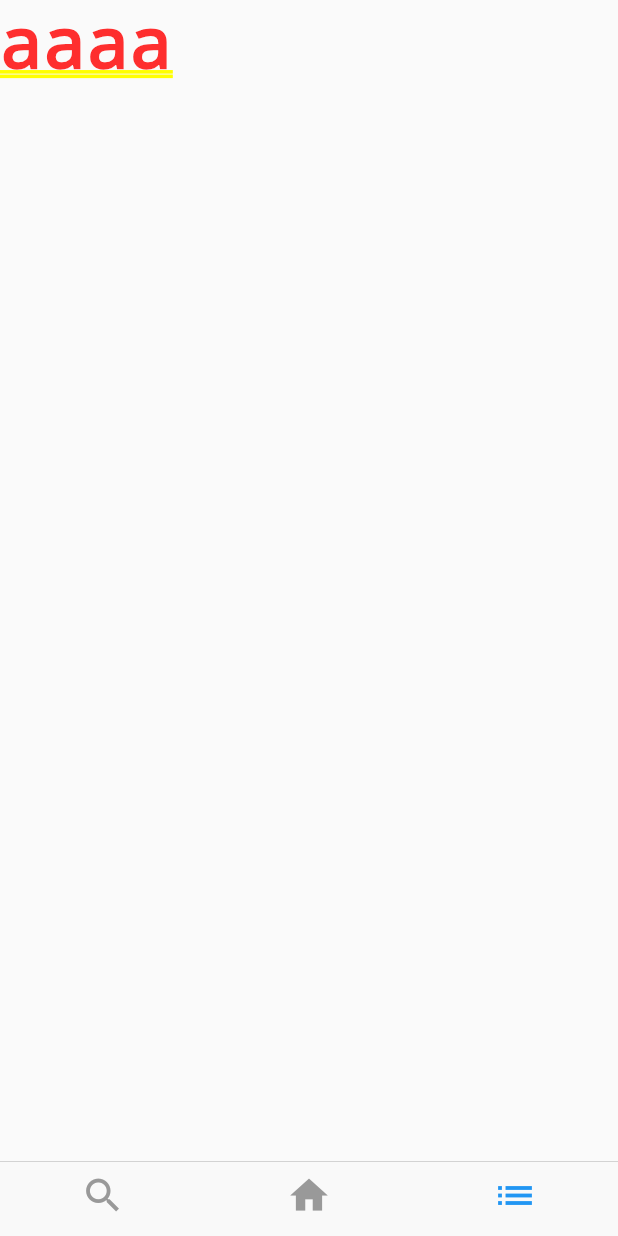
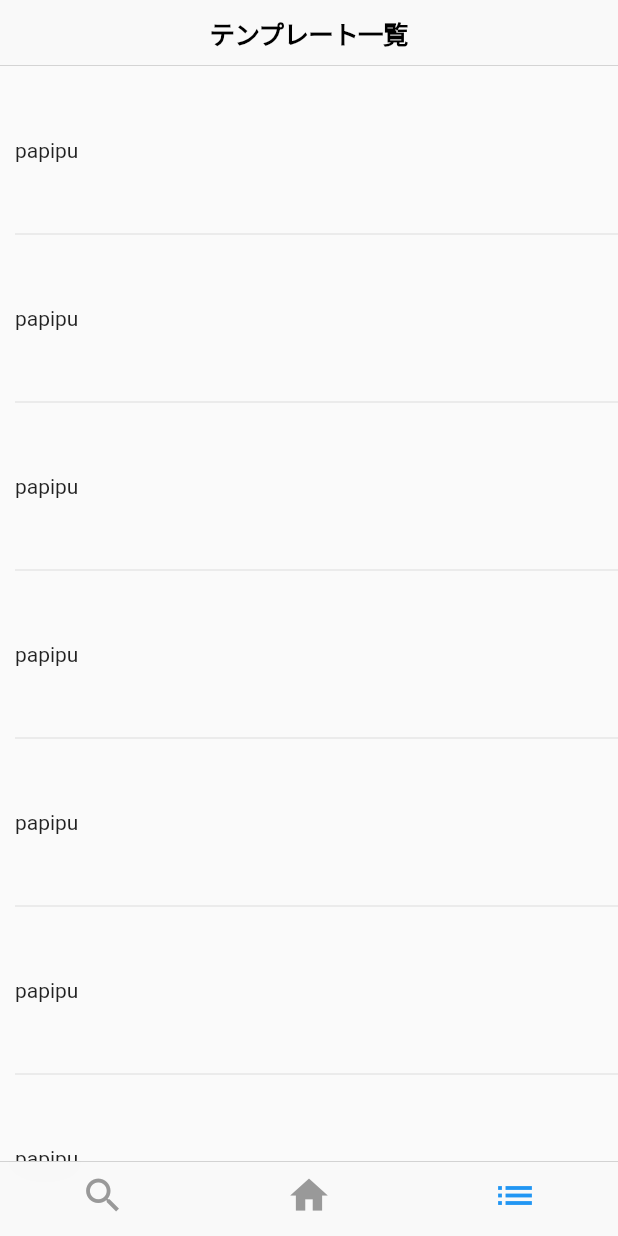
Before and after one commit to NUTMEG-hackathon/baby-step-mobile-app, a Flutter app: the screen it shows after launch, item 3 of the bottom bar chosen, on a phone screen of 412 x 824 dp. Run offline on Flutter 3.47's test engine with Material 2 defaults, Android fonts, the light colour scheme and no system bars; our stand-ins replace flutter_riverpod, freezed_annotation, hooks_riverpod, state_notifier; missing offline and left inert: simple_logger, swipebuttonflutter.

Commit message:
[add] template_list_page.dart

```diff
--- /dev/null
+++ b/lib/pages/templates_list_page/templates_list_page.dart
@@ -0,0 +1,61 @@
+import 'package:flutter/cupertino.dart';
+import 'package:flutter/material.dart';
+import 'package:hooks_riverpod/hooks_riverpod.dart';
+import 'package:baby_step_up_app/model/model.dart';
+import 'package:baby_step_up_app/widgets/widgets.dart';
+
+
+class TemplatesListPage extends StatelessWidget {
+  const TemplatesListPage({Key? key}) : super(key: key);
+
+  @override
+  Widget build(BuildContext context) {
+    return const Scaffold(
+      appBar: CupertinoNavigationBar(
+        middle: Text('テンプレート一覧'),
+      ),
+      body: _TemplateListView(),
+    );
+  }
+}
+
+class _TemplateListView extends ConsumerWidget {
+  const _TemplateListView();
+
+  @override
+  Widget build(BuildContext context, WidgetRef ref) {
+    final isLoading = false;
+
+    return isLoading ? const Center(child: CircularProgressIndicator()) : ListView.builder(
+      padding: const EdgeInsets.symmetric(vertical: 8),
+      itemCount: 7,
+      itemBuilder: (_, index) => _Tile(id: index,)
+    );
+  }
+}
+
+class _Tile extends ConsumerWidget {
+  _Tile({
+    required this.id,
+  }) : super(key: ValueKey(id));
+
+  final int id;
+
+  @override
+  Widget build(BuildContext context, WidgetRef ref) {
+    return Column(crossAxisAlignment: CrossAxisAlignment.stretch,
+    children: [
+      Container(
+        padding: const EdgeInsets.symmetric(horizontal: 10),
+        height: 96,
+        child: Row(
+          children: [
+            Text('papipu')
+          ],
+        ),
+      ),
+      const Divider(indent: 10)
+    ],
+    );
+  }
+}
--- a/lib/providers/tab_type.dart
+++ b/lib/providers/tab_type.dart
@@ -3,7 +3,7 @@ import 'package:hooks_riverpod/hooks_riverpod.dart';
 final tabTypeProvider = StateProvider<TabType>((ref) => TabType.main);
 
 enum TabType {
+  search,
   main,
-  search,
   list
 }
--- a/lib/widgets/bottom_navigation_bar.dart
+++ b/lib/widgets/bottom_navigation_bar.dart
@@ -1,3 +1,4 @@
+import 'package:baby_step_up_app/pages/templates_list_page/templates_list_page.dart';
 import 'package:flutter/cupertino.dart';
 import 'package:flutter/material.dart';
 import 'package:baby_step_up_app/pages/items_page/items_page.dart';
@@ -7,7 +8,7 @@ import 'package:baby_step_up_app/pages/main_page/main_page.dart';
 
 // _viewsで表示させる画面を対応させる
 class BottomTabBar extends ConsumerWidget {
-  final _views = [ItemsPage(), MainPage(), Text('aaaa')];
+  final _views = [ItemsPage(), MainPage(), TemplatesListPage()];
 
   @override
   Widget build(BuildContext context, WidgetRef ref) {
```
